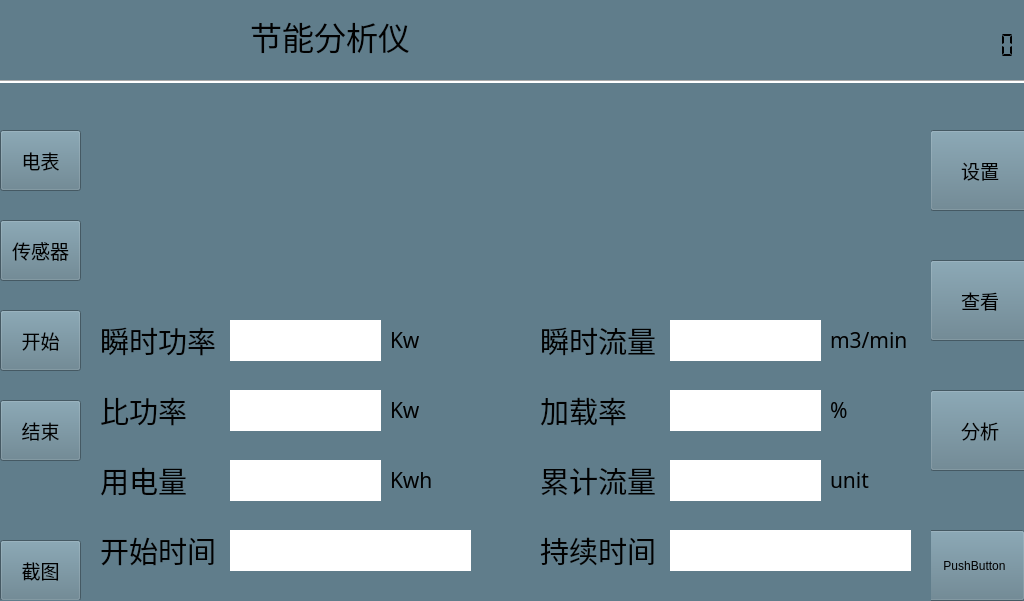
First picture: the form in mainwindow.ui, repository alphonso64/EnergyBox, before the edit.
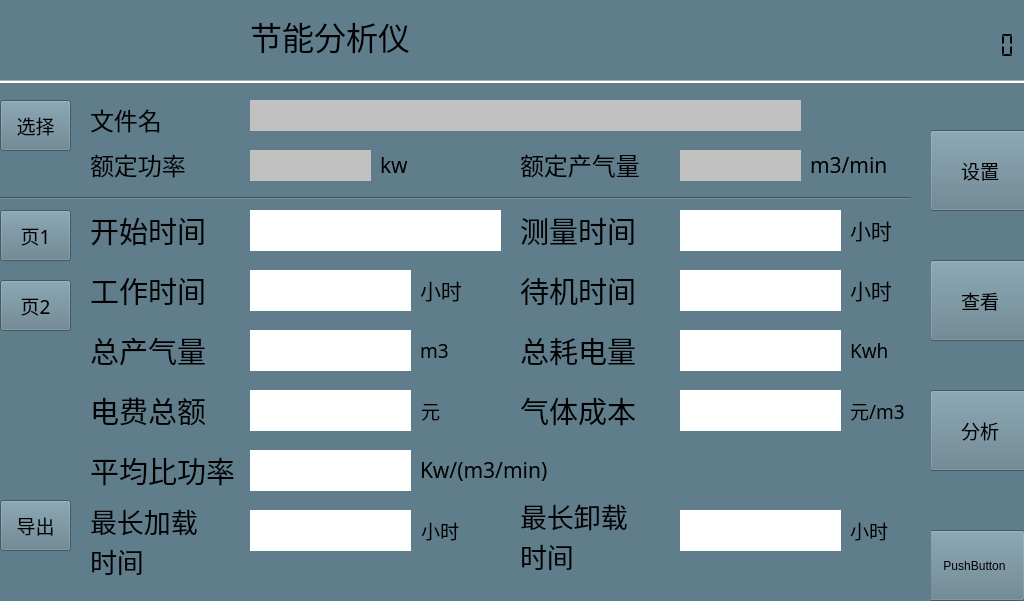
Second picture: the form after the edit. Icons and pictures are not drawn.

Patch:
```diff
--- a/mainwindow.ui
+++ b/mainwindow.ui
@@ -1578,6 +1578,128 @@
        <string/>
       </property>
      </widget>
+     <widget class="QLabel" name="label_analyze_max_unloadtime">
+      <property name="geometry">
+       <rect>
+        <x>600</x>
+        <y>310</y>
+        <width>161</width>
+        <height>41</height>
+       </rect>
+      </property>
+      <property name="font">
+       <font>
+        <family>微软雅黑</family>
+        <pointsize>20</pointsize>
+       </font>
+      </property>
+      <property name="styleSheet">
+       <string notr="true">background-color: rgb(255, 255, 255);</string>
+      </property>
+      <property name="text">
+       <string/>
+      </property>
+     </widget>
+     <widget class="QLabel" name="label_IPower_name_122">
+      <property name="geometry">
+       <rect>
+        <x>10</x>
+        <y>300</y>
+        <width>131</width>
+        <height>81</height>
+       </rect>
+      </property>
+      <property name="font">
+       <font>
+        <family>微软雅黑</family>
+        <pointsize>20</pointsize>
+       </font>
+      </property>
+      <property name="text">
+       <string>最长加载
+时间</string>
+      </property>
+     </widget>
+     <widget class="QLabel" name="label_analyze_max_loadtime">
+      <property name="geometry">
+       <rect>
+        <x>170</x>
+        <y>310</y>
+        <width>161</width>
+        <height>41</height>
+       </rect>
+      </property>
+      <property name="font">
+       <font>
+        <family>微软雅黑</family>
+        <pointsize>20</pointsize>
+       </font>
+      </property>
+      <property name="styleSheet">
+       <string notr="true">background-color: rgb(255, 255, 255);</string>
+      </property>
+      <property name="text">
+       <string/>
+      </property>
+     </widget>
+     <widget class="QLabel" name="label_IPower_name_123">
+      <property name="geometry">
+       <rect>
+        <x>440</x>
+        <y>300</y>
+        <width>131</width>
+        <height>71</height>
+       </rect>
+      </property>
+      <property name="font">
+       <font>
+        <family>微软雅黑</family>
+        <pointsize>20</pointsize>
+       </font>
+      </property>
+      <property name="text">
+       <string>最长卸载
+时间</string>
+      </property>
+     </widget>
+     <widget class="QLabel" name="label_IPower_name_124">
+      <property name="geometry">
+       <rect>
+        <x>341</x>
+        <y>310</y>
+        <width>61</width>
+        <height>40</height>
+       </rect>
+      </property>
+      <property name="font">
+       <font>
+        <family>微软雅黑</family>
+        <pointsize>14</pointsize>
+       </font>
+      </property>
+      <property name="text">
+       <string>小时</string>
+      </property>
+     </widget>
+     <widget class="QLabel" name="label_cost_2">
+      <property name="geometry">
+       <rect>
+        <x>770</x>
+        <y>310</y>
+        <width>61</width>
+        <height>40</height>
+       </rect>
+      </property>
+      <property name="font">
+       <font>
+        <family>微软雅黑</family>
+        <pointsize>14</pointsize>
+       </font>
+      </property>
+      <property name="text">
+       <string>小时</string>
+      </property>
+     </widget>
     </widget>
     <widget class="QWidget" name="widget_8" native="true">
      <property name="geometry">
@@ -2375,9 +2497,9 @@
     <zorder>pushButton_11</zorder>
     <zorder>pushButton_13</zorder>
     <zorder>pushButton_14</zorder>
-    <zorder>widget_4</zorder>
-    <zorder>widget_8</zorder>
     <zorder>pushButton_19</zorder>
+    <zorder>widget_8</zorder>
+    <zorder>widget_4</zorder>
    </widget>
    <widget class="QPushButton" name="pushButton_5">
     <property name="geometry">
@@ -3573,7 +3695,7 @@
       </font>
      </property>
      <property name="text">
-      <string>Kavr</string>
+      <string>Kvar</string>
      </property>
     </widget>
     <widget class="QLabel" name="label_IPower_name_29">
@@ -4079,12 +4201,12 @@
    <zorder>pushButton_2</zorder>
    <zorder>lcdNumber_clock</zorder>
    <zorder>pushButton_10</zorder>
-   <zorder>widget_6</zorder>
-   <zorder>widget_7</zorder>
-   <zorder>widget_5</zorder>
    <zorder>label_3</zorder>
    <zorder>widget</zorder>
    <zorder>widget_2</zorder>
+   <zorder>widget_7</zorder>
+   <zorder>widget_6</zorder>
+   <zorder>widget_5</zorder>
   </widget>
  </widget>
  <layoutdefault spacing="6" margin="11"/>
```
